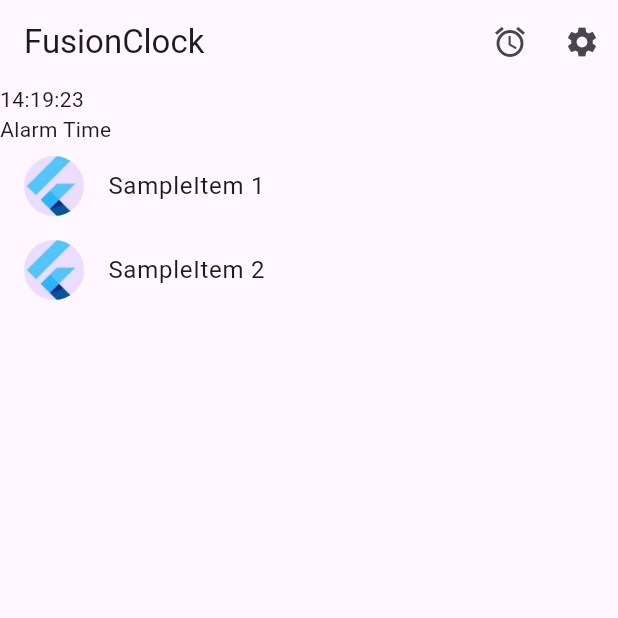
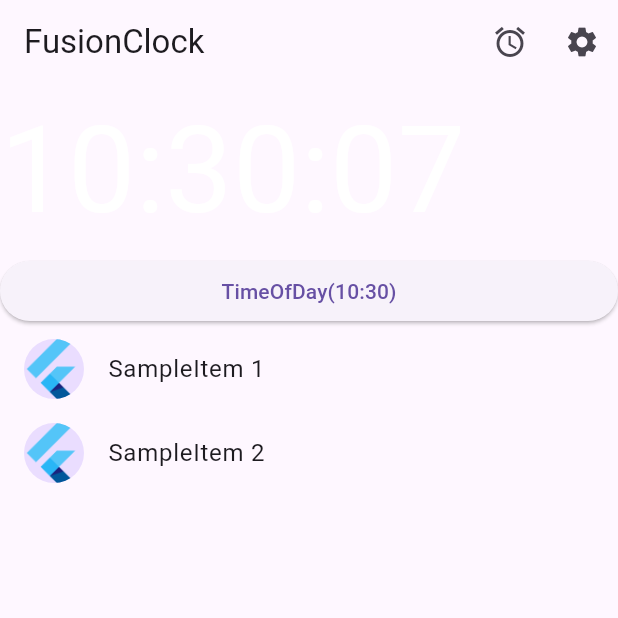
Before and after one commit to TA-Solaris/Fusion-Hackathon-2024, a Flutter app: the screen it shows after launch, on a phone screen of 412 x 824 dp, the top half of it. Run offline on Flutter 3.47's test engine with Material 3 defaults, Android fonts, the phone set to English and light mode, and no system bars; generated files the repository leaves out were written again; Roboto replaces fonts that are missing (RobotoMono).

Commit message:
Time Picker implemented for alarm time

```diff
--- a/FusionClockApp/lib/src/home_page/home_page_view.dart
+++ b/FusionClockApp/lib/src/home_page/home_page_view.dart
@@ -1,37 +1,54 @@
 import 'package:flutter/material.dart';
 import 'package:flutter/widgets.dart';
+import 'package:fusionclock/src/alarm_page/alarm_page_time.dart';
 
 import '../settings/settings_view.dart';
 import 'home_page_stat.dart';
 import '../alarm_page/alarm_page_view.dart';
 
-class HomePageView extends StatelessWidget {
-  const HomePageView({
-    super.key,
-    this.items = const [HomePageStatItem(1), HomePageStatItem(2)],
-  });
+class HomePageView extends StatefulWidget {
+  const HomePageView({super.key});
 
   static const routeName = '/';
 
-  final List<HomePageStatItem> items;
+  @override
+  State<HomePageView> createState() => HomePageState();
+}
+
+class HomePageState extends State<HomePageView> {
+  List<HomePageStatItem> items = const [
+    HomePageStatItem(1),
+    HomePageStatItem(2)
+  ];
+
+  TimeOfDay alarmTime = TimeOfDay.fromDateTime(DateTime.now());
 
   @override
   Widget build(BuildContext context) {
     List<Widget> topWidgets = [
-      Container(
-        child: Text('14:19:23'),
-      ),
-      const Text('Alarm Time')
+      const AlarmPageTime(),
+      ElevatedButton(
+          onPressed: () async {
+            var tempTime = await showTimePicker(
+                    context: context, initialTime: alarmTime) ??
+                alarmTime;
+            setState(() {
+              alarmTime = tempTime;
+            });
+          },
+          child: Text(alarmTime.toString()))
     ];
 
     return Scaffold(
         appBar: AppBar(
           title: const Text('FusionClock'),
           actions: [
-            IconButton( // TEMP BUTTON
+            IconButton(
+              // TEMP BUTTON
               icon: const Icon(Icons.alarm),
               onPressed: () {
-                Navigator.pushReplacementNamed(context, AlarmPageView.routeName);
+                Navigator.pushReplacementNamed(
+                    context, AlarmPageView.routeName);
               },
             ),
             IconButton(
```
